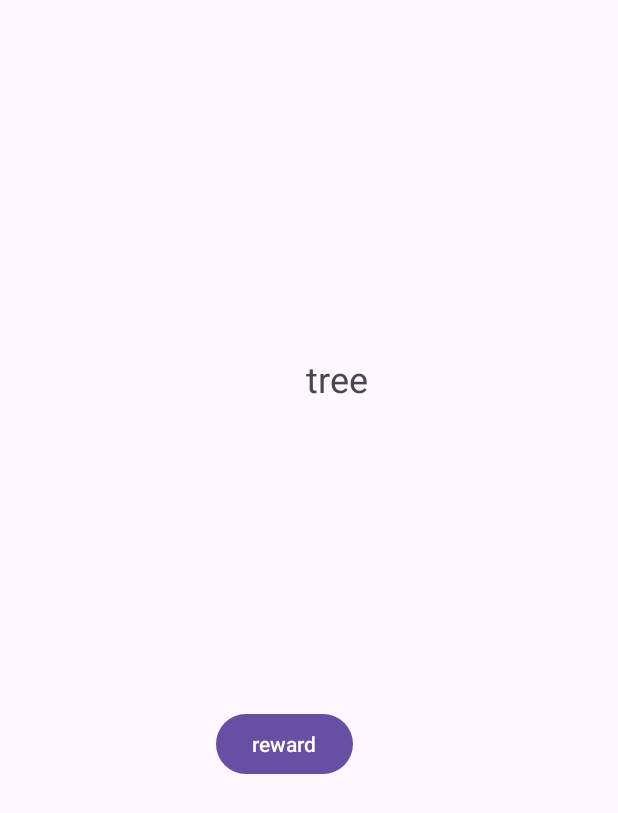
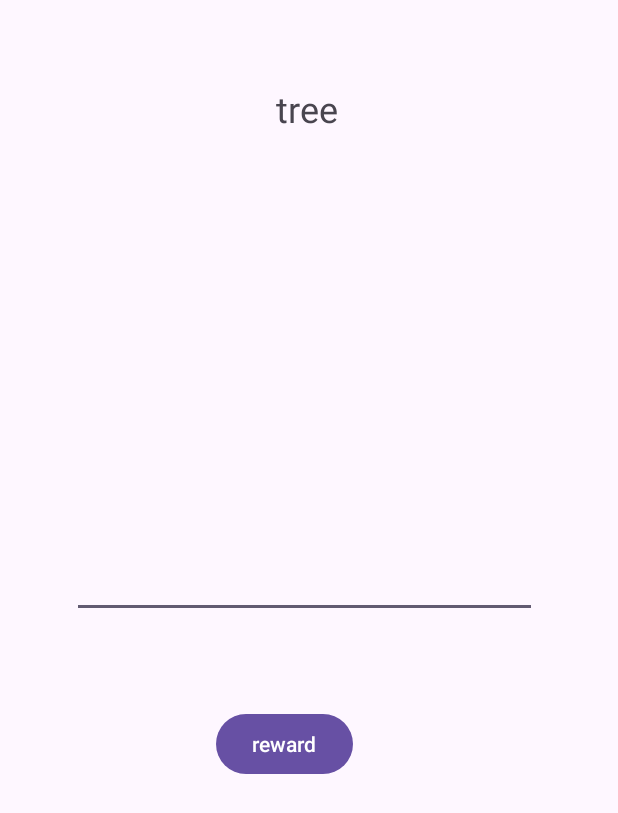
Before and after one commit to payveen/Climate_Change, an Android app: the treeActivity screen opened directly, with no data from a screen before it, on a phone screen of 412 x 824 dp. Shown: the top 813 px of the screen. Run offline under Robolectric (Android 15) with nearby library versions, the phone set to English and light mode, and no system bars.

Commit message:
Merge remote-tracking branch 'origin/master'
# Conflicts:
#	app/src/main/res/layout/activity_main.xml

```diff
--- a/app/src/main/java/com/example/climatechange/treeActivity.java
+++ b/app/src/main/java/com/example/climatechange/treeActivity.java
@@ -3,6 +3,9 @@ package com.example.climatechange;
 import android.content.Intent;
 import android.os.Bundle;
 import android.view.View;
+import android.widget.Button;
+import android.widget.EditText;
+import android.widget.Toast;
 
 import androidx.activity.EdgeToEdge;
 import androidx.appcompat.app.AppCompatActivity;
@@ -12,7 +15,9 @@ import androidx.core.view.WindowInsetsCompat;
 
 public class treeActivity extends AppCompatActivity {
 String str;
-String selection;
+String selection, money;
+    EditText counter;
+
     @Override
     protected void onCreate(Bundle savedInstanceState) {
         super.onCreate(savedInstanceState);
@@ -24,14 +29,20 @@ String selection;
             Intent g=getIntent();
             str=g.getStringExtra("FullName");
             selection=g.getStringExtra("select");
+
             return insets;
         });
     }
 
     public void treeTOreward(View view) {
+
+        counter=findViewById(R.id.counter);
+      money=counter.getText().toString();
+
         Intent in=new Intent(this,rewardActivity.class);
         in.putExtra("FullName",str);
         in.putExtra("select",selection);
+        in.putExtra("money",money);
         startActivity(in);
         finish();
     }
--- a/app/src/main/res/layout/activity_main.xml
+++ b/app/src/main/res/layout/activity_main.xml
@@ -30,7 +30,7 @@
         app:layout_constraintVertical_bias="0.737" />
 
     <EditText
-        android:id="@+id/editTextText"
+        android:id="@+id/setname"
         android:layout_width="wrap_content"
         android:layout_height="wrap_content"
         android:layout_marginStart="72dp"
@@ -38,8 +38,8 @@
         android:autofillHints="enter"
         android:ellipsize="start"
         android:ems="10"
+        android:hint="Name"
         android:inputType="text"
-        android:text="Name"
         android:textSize="20sp"
         app:layout_constraintStart_toStartOf="parent"
         app:layout_constraintTop_toTopOf="parent"
--- a/app/src/main/res/layout/activity_tree.xml
+++ b/app/src/main/res/layout/activity_tree.xml
@@ -22,10 +22,37 @@
         android:id="@+id/textView4"
         android:layout_width="wrap_content"
         android:layout_height="wrap_content"
-        android:layout_marginStart="204dp"
-        android:layout_marginTop="236dp"
+        android:layout_marginStart="184dp"
+        android:layout_marginTop="56dp"
         android:text="@string/treetext"
         android:textSize="24sp"
         app:layout_constraintStart_toStartOf="parent"
         app:layout_constraintTop_toTopOf="parent" />
+
+    <ImageView
+        android:id="@+id/imageView"
+        android:layout_width="wrap_content"
+        android:layout_height="wrap_content"
+        android:layout_marginStart="140dp"
+        android:layout_marginTop="100dp"
+        app:layout_constraintStart_toStartOf="parent"
+        app:layout_constraintTop_toTopOf="parent"
+        tools:srcCompat="@tools:sample/avatars"
+        tools:ignore="ContentDescription" />
+
+    <EditText
+        android:id="@+id/counter"
+        android:layout_width="310dp"
+        android:layout_height="56dp"
+        android:layout_marginStart="48dp"
+        android:layout_marginTop="356dp"
+        android:autofillHints=""
+        android:ems="10"
+        android:inputType="numberSigned"
+        android:maxLength="100"
+        android:maxLines="3"
+        android:textSize="34sp"
+        app:layout_constraintStart_toStartOf="parent"
+        app:layout_constraintTop_toTopOf="parent"
+        tools:ignore="LabelFor" />
 </androidx.constraintlayout.widget.ConstraintLayout>
```
Also changed, not shown: app/src/main/java/com/example/climatechange/rewardActivity.java (+9 -2 lines), app/src/main/res/layout/activity_reward.xml (+10 -5 lines).
